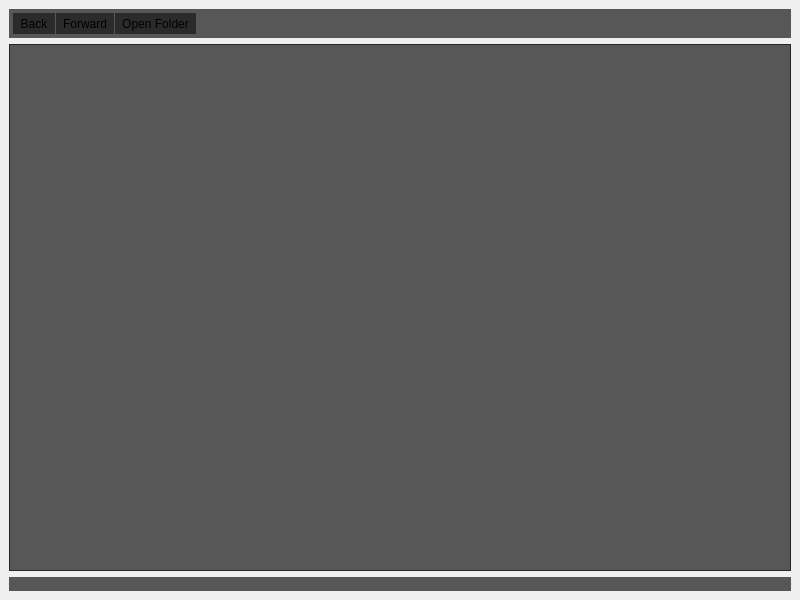
This is mainwindow.ui in Digvijay-Bokey/FinderPlus as Qt 5 draws it before an edit. The edited form follows.
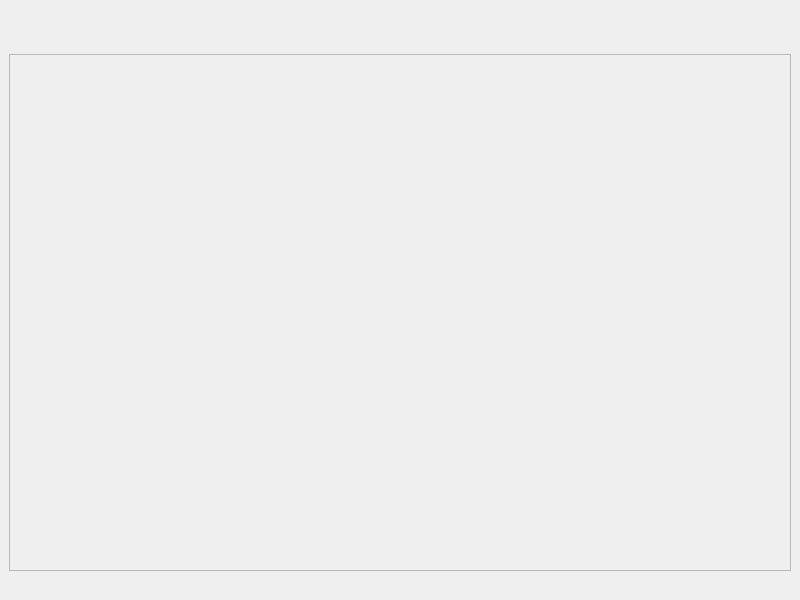
This is the edited form. Icons and pictures are not drawn.

```diff
--- a/mainwindow.ui
+++ b/mainwindow.ui
@@ -17,8 +17,8 @@
    <layout class="QVBoxLayout" name="verticalLayout">
     <item>
      <widget class="QToolBar" name="toolBar">
-      <property name="styleSheet">
-       <string notr="true">background-color: rgba(24, 24, 24, 180);</string>
+      <property name="orientation">
+       <enum>Qt::Horizontal</enum>
       </property>
       <attribute name="toolBarArea">
        <enum>TopToolBarArea</enum>
@@ -34,52 +34,30 @@
       </property>
       <addaction name="actionBack"/>
       <addaction name="actionForward"/>
-      <addaction name="actionOpen_Folder"/>
      </widget>
     </item>
     <item>
      <widget class="QScrollArea" name="scrollArea">
-      <property name="styleSheet">
-       <string notr="true">background-color: rgba(24, 24, 24, 180);</string>
-      </property>
       <property name="widgetResizable">
        <bool>true</bool>
       </property>
+      <widget class="QWidget" name="scrollAreaWidgetContents">
+       <layout class="QVBoxLayout" name="verticalLayout_2"/>
+      </widget>
      </widget>
     </item>
     <item>
-     <widget class="QLabel" name="pathLabel">
-      <property name="styleSheet">
-       <string notr="true">background-color: rgba(24, 24, 24, 180);</string>
-      </property>
-      <property name="text">
-       <string/>
-      </property>
-      <property name="alignment">
-       <set>Qt::AlignCenter</set>
-      </property>
-     </widget>
+     <widget class="QLabel" name="pathLabel"/>
     </item>
    </layout>
   </widget>
-  <action name="actionOpen_Folder">
-   <property name="text">
-    <string>Open Folder</string>
-   </property>
-  </action>
   <action name="actionBack">
-   <property name="text">
-    <string>Back</string>
-   </property>
    <property name="icon">
     <iconset>
      <normaloff>back.png</normaloff>back.png</iconset>
    </property>
   </action>
   <action name="actionForward">
-   <property name="text">
-    <string>Forward</string>
-   </property>
    <property name="icon">
     <iconset>
      <normaloff>forward.png</normaloff>forward.png</iconset>
```
Left out of the diff: 71 changed lines with no effect on the pictures.
